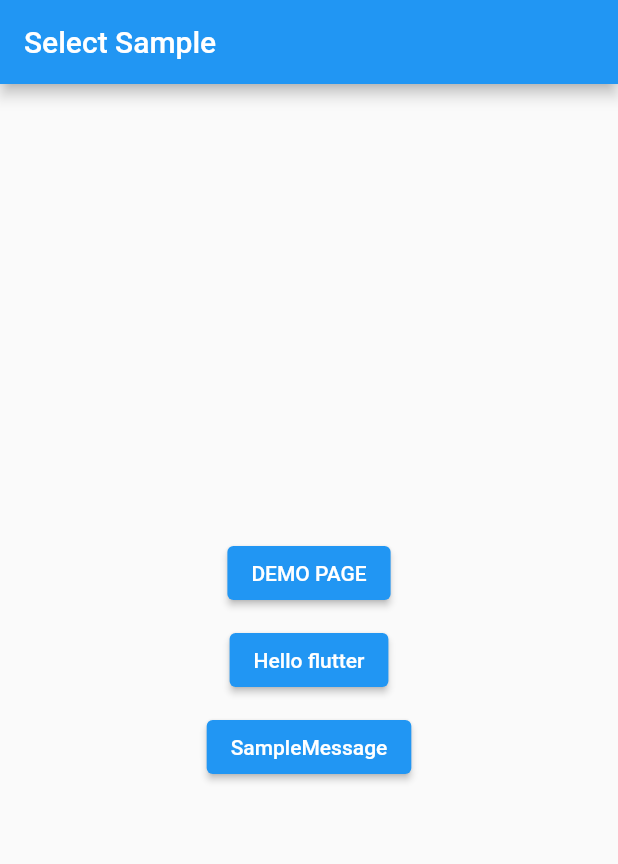
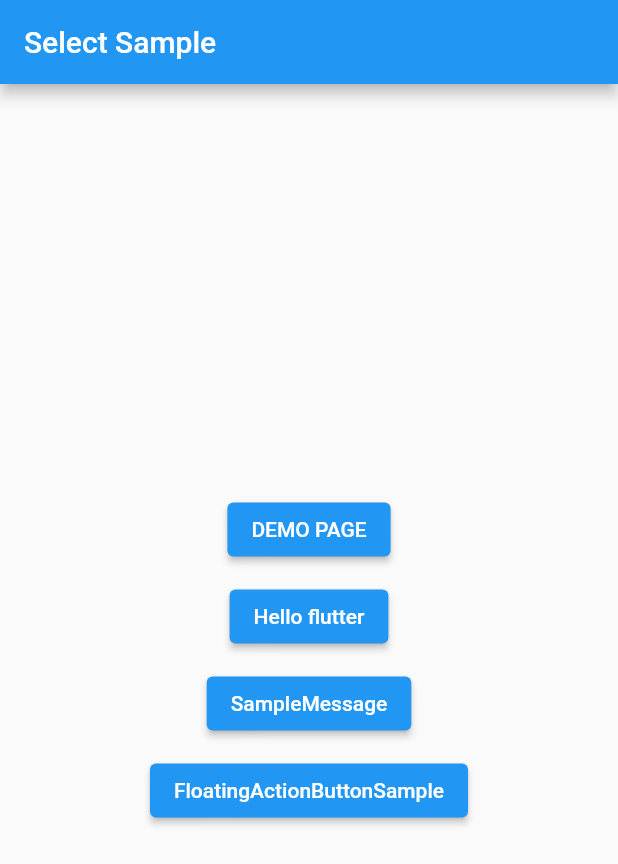
Before and after one commit to expensive-garbage/Kashiwara0205-flutter_samples, a Flutter app: the screen it shows after launch, on a phone screen of 412 x 824 dp. Shown: the top 864 px of the screen. Run offline on Flutter 3.47's test engine with Material 2 defaults, Android fonts, the light colour scheme and no system bars.

Commit message:
Add FloatingActionButtonSample

```diff
--- a/lib/main.dart
+++ b/lib/main.dart
@@ -1,8 +1,5 @@
 import 'package:flutter/material.dart';
-import 'package:flutter_samples/hello_flutter.dart';
-import 'demo.dart';
 import 'menu.dart';
-import 'sample_message.dart';
 
 void main() => runApp(const Main());
 
@@ -14,9 +11,6 @@ class Main extends StatelessWidget {
       initialRoute: '/',
       routes: {
         '/': (context) => const Menu(),
-        'demo': (context) => const Demo(),
-        'hello_flutter': (context) => const HelloFlutter(),
-        'sample_message': (context) => const SampleMessage(),
       },
     );
   }
--- a/lib/menu.dart
+++ b/lib/menu.dart
@@ -2,6 +2,7 @@ import 'package:flutter/material.dart';
 import "demo.dart";
 import 'hello_flutter.dart';
 import "sample_message.dart";
+import "floating_action_button_sample.dart";
 
 void main() => runApp(const Menu());
 
@@ -59,6 +60,13 @@ class _MenuPageState extends State<MenuPage> {
                     onPressed: onClickSampleMessage,
                     child: const Text("SampleMessage")),
               ),
+              Padding(
+                padding: const EdgeInsets.all(5.0),
+                child: ElevatedButton(
+                    key: null,
+                    onPressed: onClickFloatingActionButtonSample,
+                    child: const Text("FloatingActionButtonSample")),
+              ),
             ])));
   }
 
@@ -82,4 +90,12 @@ class _MenuPageState extends State<MenuPage> {
       MaterialPageRoute(builder: (context) => const SampleMessage()),
     );
   }
+
+  void onClickFloatingActionButtonSample() {
+    Navigator.push(
+      context,
+      MaterialPageRoute(
+          builder: (context) => const FloatingActionButtonSample()),
+    );
+  }
 }
```
Also changed, not shown: lib/floating_action_button_sample.dart (added, +50 -0 lines), lib/sample_message.dart (line endings or trailing spaces).
